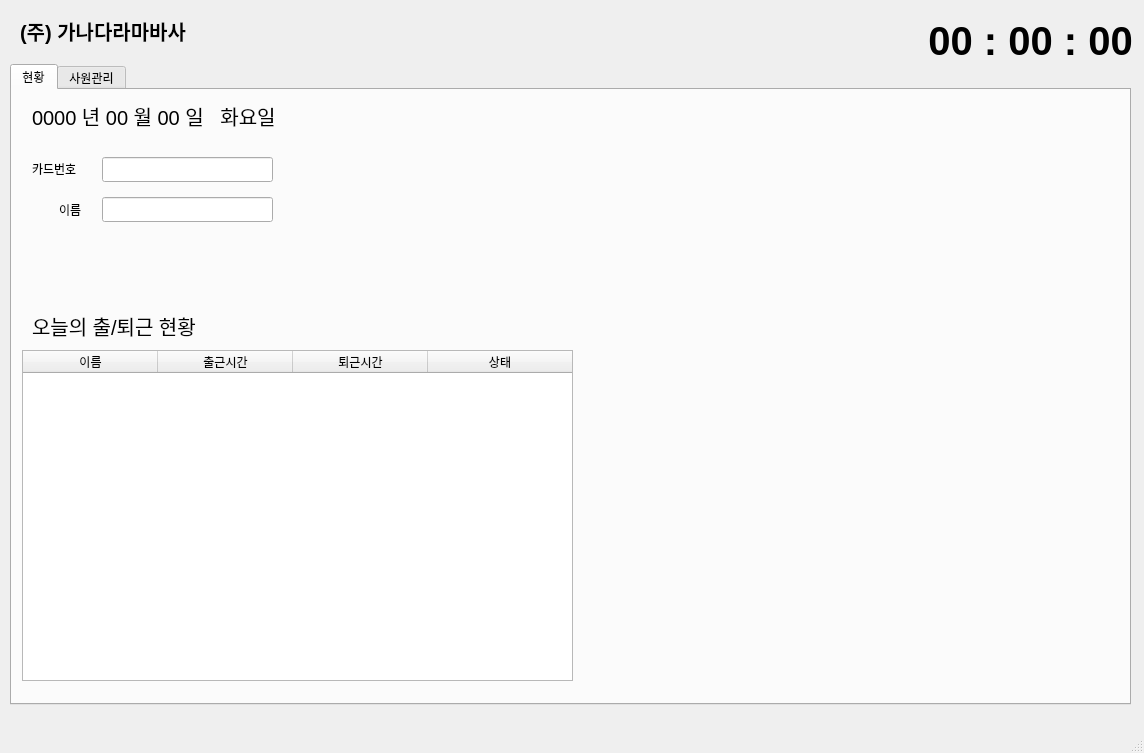
Old version of the form attendance_manage/mainwindow_dashboard.ui in the repository Jeho0216/attendance_manage_project.
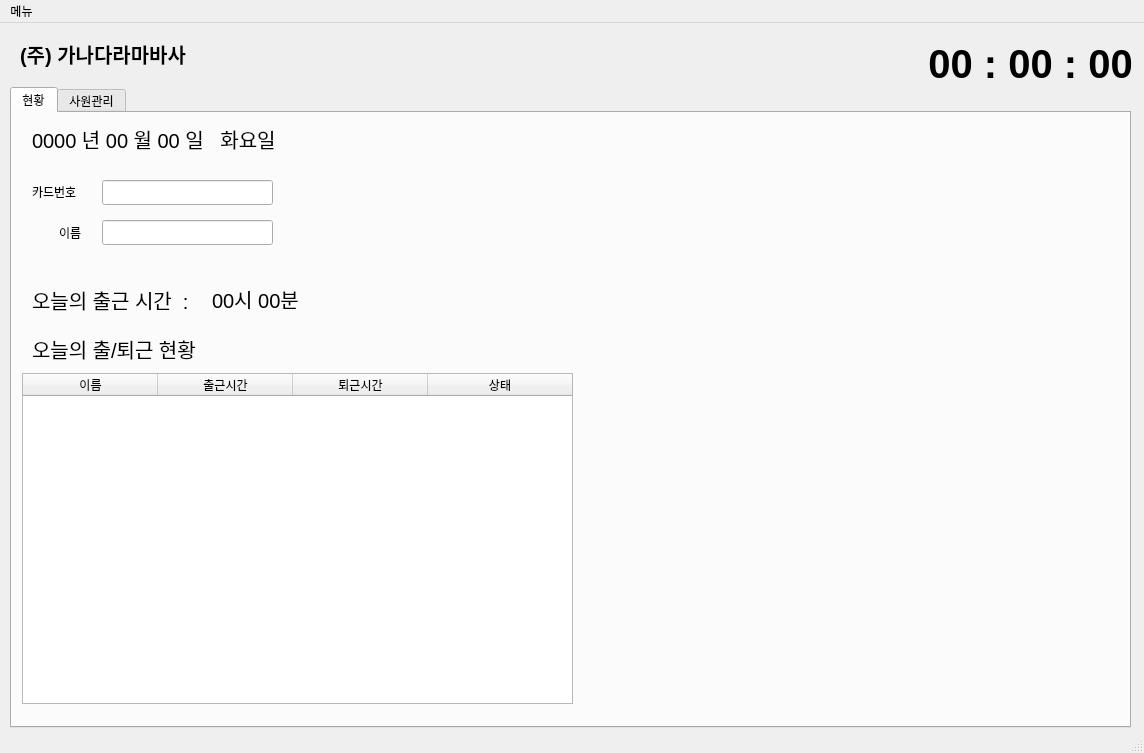
New version of the form. The open tabs and pages were chosen to show the change.

```diff
--- a/attendance_manage/mainwindow_dashboard.ui
+++ b/attendance_manage/mainwindow_dashboard.ui
@@ -190,6 +190,52 @@
        </property>
       </column>
      </widget>
+     <widget class="QLabel" name="label_9">
+      <property name="geometry">
+       <rect>
+        <x>20</x>
+        <y>161</y>
+        <width>161</width>
+        <height>51</height>
+       </rect>
+      </property>
+      <property name="font">
+       <font>
+        <pointsize>15</pointsize>
+        <weight>50</weight>
+        <bold>false</bold>
+       </font>
+      </property>
+      <property name="text">
+       <string>오늘의 출근 시간  : </string>
+      </property>
+      <property name="alignment">
+       <set>Qt::AlignLeading|Qt::AlignLeft|Qt::AlignVCenter</set>
+      </property>
+     </widget>
+     <widget class="QLabel" name="label_clock_in">
+      <property name="geometry">
+       <rect>
+        <x>200</x>
+        <y>160</y>
+        <width>111</width>
+        <height>51</height>
+       </rect>
+      </property>
+      <property name="font">
+       <font>
+        <pointsize>15</pointsize>
+        <weight>50</weight>
+        <bold>false</bold>
+       </font>
+      </property>
+      <property name="text">
+       <string>00시 00분</string>
+      </property>
+      <property name="alignment">
+       <set>Qt::AlignLeading|Qt::AlignLeft|Qt::AlignVCenter</set>
+      </property>
+     </widget>
     </widget>
     <widget class="QWidget" name="tab_2">
      <attribute name="title">
@@ -474,9 +520,17 @@
      <x>0</x>
      <y>0</y>
      <width>1144</width>
-     <height>22</height>
+     <height>28</height>
     </rect>
    </property>
+   <widget class="QMenu" name="menu">
+    <property name="title">
+     <string>메뉴</string>
+    </property>
+    <addaction name="action_3"/>
+    <addaction name="action"/>
+   </widget>
+   <addaction name="menu"/>
   </widget>
   <action name="action">
    <property name="text">
```
Left out of the diff: 6 changed lines with no effect on the pictures.
